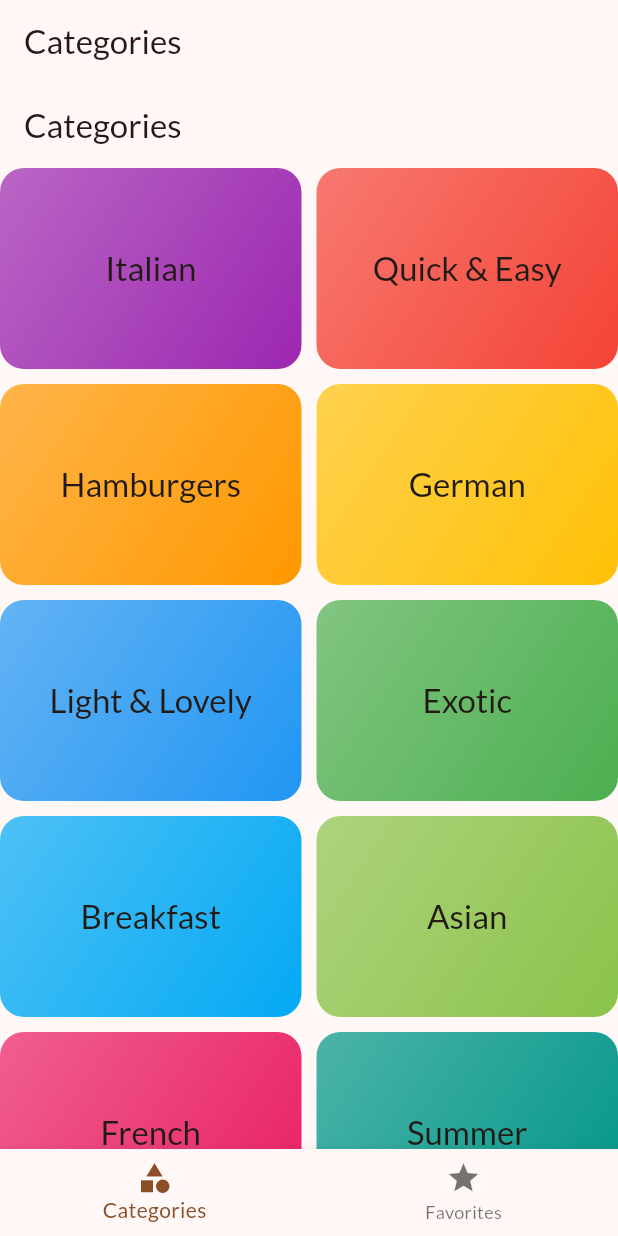
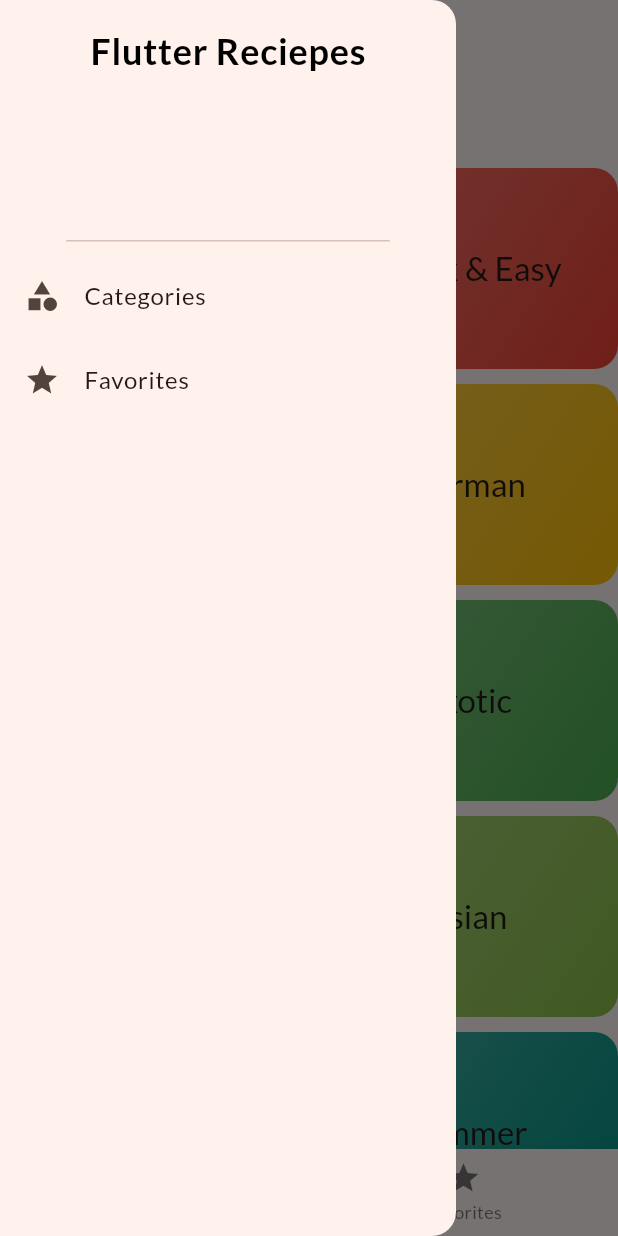
Before and after one commit to ravraw/flutter_menu_app, a Flutter app: the screen it shows after launch, with the side drawer open (before the commit the screen has no drawer), on a phone screen of 412 x 824 dp. Run offline on Flutter 3.47's test engine with Material 3 defaults, Android fonts, the phone set to English and light mode, and no system bars; our stand-ins replace google_fonts, transparent_image.

Commit message:
Added intial code for the side drawer

```diff
--- a/lib/screens/tabs_screen.dart
+++ b/lib/screens/tabs_screen.dart
@@ -2,6 +2,7 @@ import 'package:flutter/material.dart';
 import 'package:flutter_menu_app/models/meal.dart';
 import 'package:flutter_menu_app/screens/categories_screen.dart';
 import 'package:flutter_menu_app/screens/meals_screen.dart';
+import 'package:flutter_menu_app/widgets/main_drawer.dart';
 
 class TabsScreen extends StatefulWidget {
   const TabsScreen({super.key});
@@ -30,10 +31,10 @@ class _TabsScreenState extends State<TabsScreen> {
     setState(() {
       if (favorites.contains(meal)) {
         favorites.remove(meal);
-        _showInfoMessage("Removed ${meal.title} from favorites");
+        _showInfoMessage('Removed "${meal.title}" from favorites');
       } else {
         favorites.add(meal);
-        _showInfoMessage("Added ${meal.title} to favorites.");
+        _showInfoMessage('Added "${meal.title}" to favorites.');
       }
     });
   }
@@ -60,6 +61,7 @@ class _TabsScreenState extends State<TabsScreen> {
             activePageTitle,
           ),
         ),
+        drawer: const MainDrawer(),
         body: activePage,
         bottomNavigationBar: BottomNavigationBar(
           onTap: (index) => _selectpage(index),
--- /dev/null
+++ b/lib/widgets/main_drawer.dart
@@ -0,0 +1,54 @@
+import 'package:flutter/material.dart';
+
+class MainDrawer extends StatelessWidget {
+  const MainDrawer({Key? key}) : super(key: key);
+
+  // Widget _buildListTile(String title, IconData icon, Function() onTap) {
+  //   return ListTile(
+  //     leading: Icon(icon, size: 26),
+  //     title: Text(
+  //       title,
+  //       style: const TextStyle(
+  //         fontFamily: 'RobotoCondensed',
+  //         fontSize: 24,
+  //         fontWeight: FontWeight.bold,
+  //       ),
+  //     ),
+  //     onTap: onTap,
+  //   );
+  // }
+
+  @override
+  Widget build(BuildContext context) {
+    return Drawer(
+      child: Column(
+        children: [
+          const DrawerHeader(
+            child: Text(
+              'Flutter Reciepes',
+              style: TextStyle(
+                color: Colors.black,
+                fontSize: 24,
+                fontWeight: FontWeight.bold,
+              ),
+            ),
+          ),
+          ListTile(
+            leading: const Icon(Icons.category),
+            title: const Text('Categories'),
+            onTap: () {
+              Navigator.of(context).pushReplacementNamed('/');
+            },
+          ),
+          ListTile(
+            leading: const Icon(Icons.star),
+            title: const Text('Favorites'),
+            onTap: () {
+              Navigator.of(context).pushReplacementNamed('/favorites');
+            },
+          ),
+        ],
+      ),
+    );
+  }
+}
```
